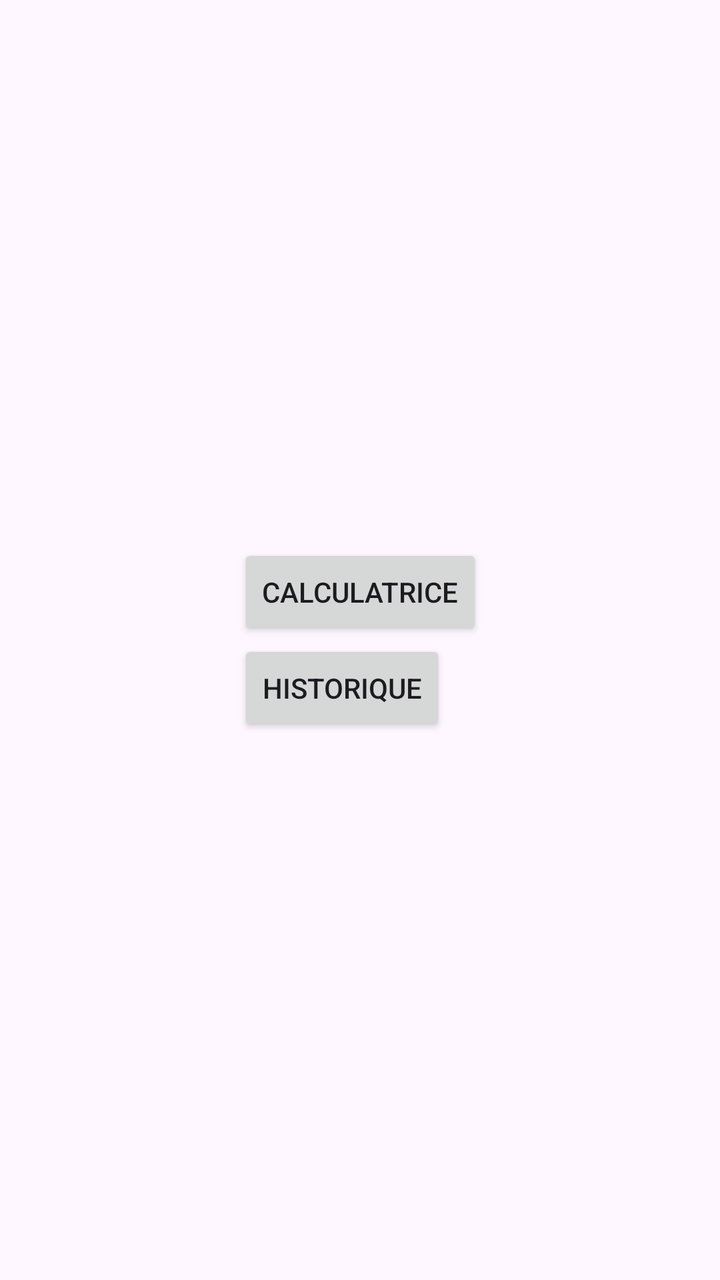
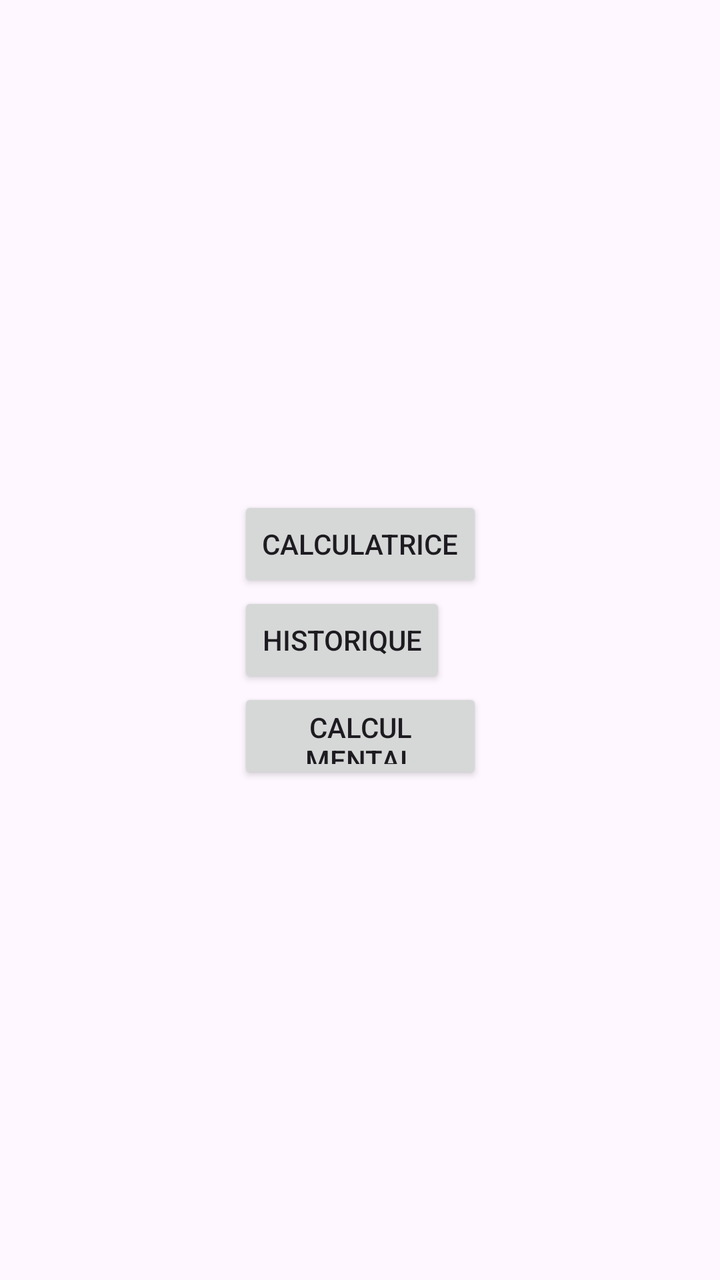

Compare the two renders of this Android layout. The source of the first and the diff that turns it into the second are given below.
<!-- AndroidManifest.xml: activity theme Theme.CalcDevMobile -->
<!-- res/layout/activity_main.xml -->
<?xml version="1.0" encoding="utf-8"?>
<androidx.constraintlayout.widget.ConstraintLayout xmlns:android="http://schemas.android.com/apk/res/android"
    android:id="@+id/main"
    xmlns:app="http://schemas.android.com/apk/res-auto"
    xmlns:tools="http://schemas.android.com/tools"
    android:layout_width="match_parent"
    android:layout_height="match_parent"
    tools:context=".MainActivity">

    <LinearLayout
        android:layout_width="wrap_content"
        android:layout_height="wrap_content"
        android:orientation="vertical"
        app:layout_constraintBottom_toBottomOf="parent"
        app:layout_constraintEnd_toEndOf="parent"
        app:layout_constraintStart_toStartOf="parent"
        app:layout_constraintTop_toTopOf="parent">

        <Button
            android:id="@+id/buttonCalc"
            android:layout_width="wrap_content"
            android:layout_height="wrap_content"
            android:text="Calculatrice" />

        <Button
            android:id="@+id/buttonHist"
            android:layout_width="wrap_content"
            android:layout_height="wrap_content"
            android:text="Historique" />
    </LinearLayout>
</androidx.constraintlayout.widget.ConstraintLayout>
<!-- resources referenced by this layout -->
<resources>
  <style name="Theme.CalcDevMobile" parent="Base.Theme.CalcDevMobile" />
  <style name="Base.Theme.CalcDevMobile" parent="Theme.Material3.DayNight">
          
          
      </style>
</resources>

<!-- the commit's change to res/layout/activity_main.xml (unified diff, before → after) -->
@@ -27,5 +27,11 @@
             android:layout_width="wrap_content"
             android:layout_height="wrap_content"
             android:text="Historique" />
+
+        <Button
+            android:id="@+id/buttonCalcMental"
+            android:layout_width="match_parent"
+            android:layout_height="wrap_content"
+            android:text="Calcul Mental" />
     </LinearLayout>
 </androidx.constraintlayout.widget.ConstraintLayout>
